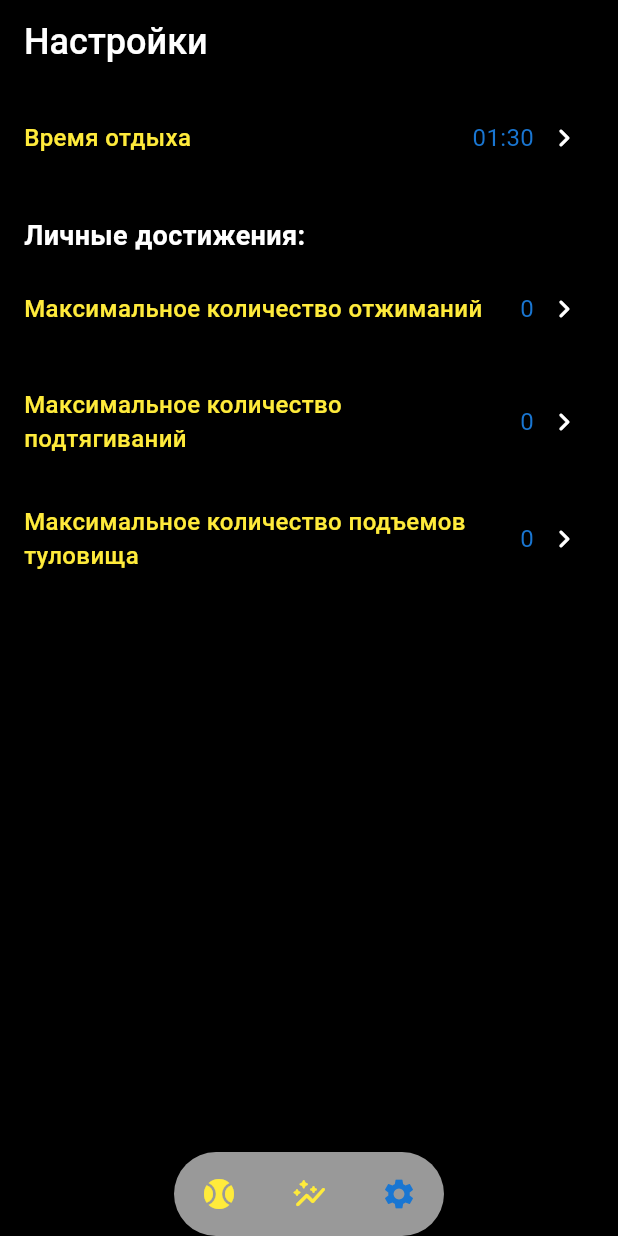
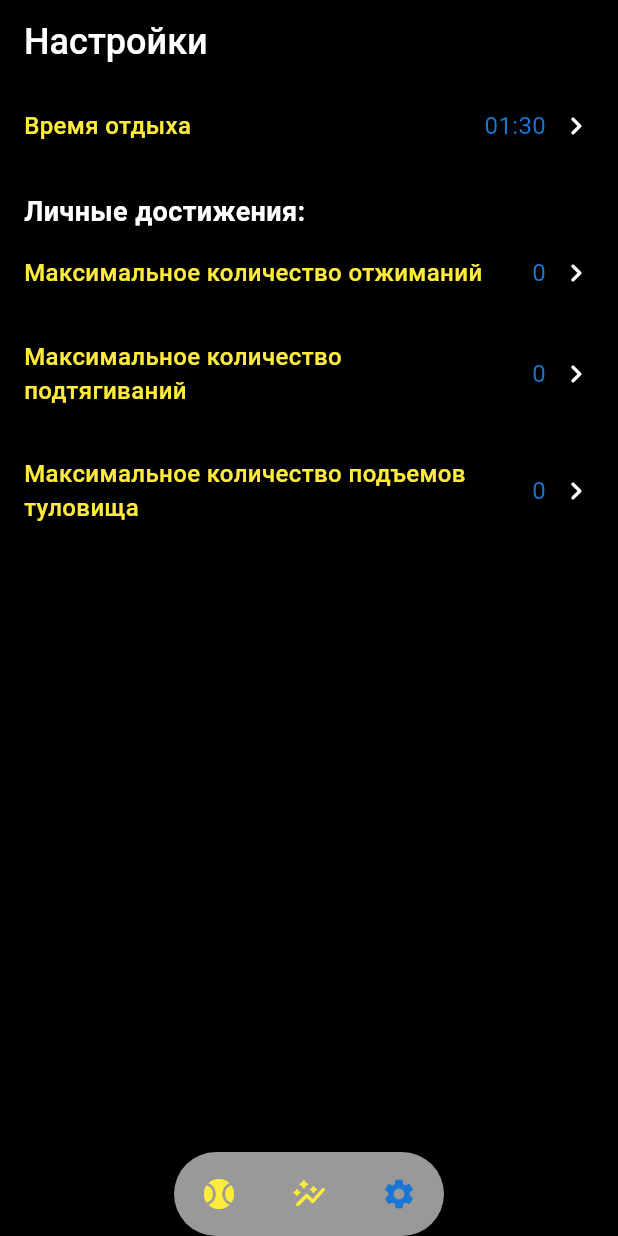
Before and after one commit to Tsiuryn/personal_trainer_app, a Flutter app: the screen it shows after launch, swiped to page 3, on a phone screen of 412 x 824 dp. Run offline on Flutter 3.47's test engine with Material 3 defaults, Android fonts, the phone set to English and light mode, and no system bars; drawn by our look-alikes of custom_navigation_bar; our stand-ins replace flutter_bloc, get_it, rxdart, shared_preferences; generated files the repository leaves out were written again.

Commit message:
some changes

```diff
--- a/lib/pages/settings/settings_page.dart
+++ b/lib/pages/settings/settings_page.dart
@@ -193,7 +193,7 @@ class SettingsItem extends StatelessWidget {
               ),
               if (onTap != null)
                 Padding(
-                  padding: const EdgeInsets.all(8),
+                  padding: const EdgeInsets.only(left: 8),
                   child: Icon(
                     Icons.keyboard_arrow_right_rounded,
                     color: AppTheme.white,
```
